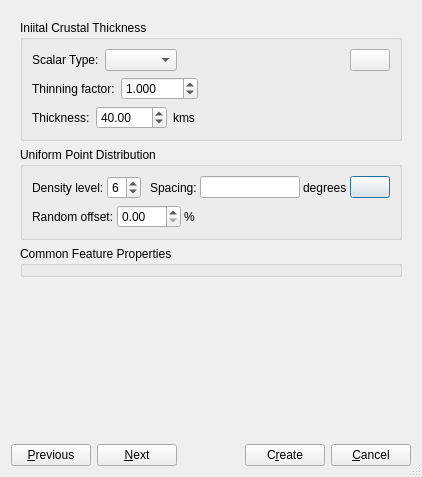
The window that src/qt-widgets/GenerateCrustalThicknessPointsDialogUi.ui (GPlates/GPlates) describes before a commit, drawn with Qt 5.
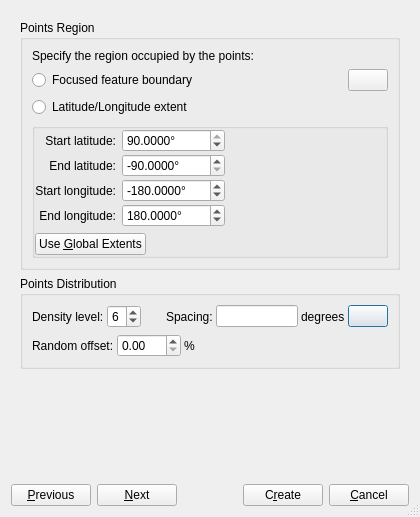
The same window after the commit. Icons and pictures are not drawn.

What changed in the file:
```diff
--- a/src/qt-widgets/GenerateCrustalThicknessPointsDialogUi.ui
+++ b/src/qt-widgets/GenerateCrustalThicknessPointsDialogUi.ui
@@ -6,8 +6,8 @@
    <rect>
     <x>0</x>
     <y>0</y>
-    <width>422</width>
-    <height>477</height>
+    <width>420</width>
+    <height>517</height>
    </rect>
   </property>
   <property name="windowTitle">
@@ -16,7 +16,7 @@
   <property name="sizeGripEnabled">
    <bool>true</bool>
   </property>
-  <layout class="QVBoxLayout" name="verticalLayout_3">
+  <layout class="QVBoxLayout" name="verticalLayout_5">
    <item>
     <widget class="QStackedWidget" name="stacked_widget">
      <property name="currentIndex">
@@ -27,7 +27,7 @@
        <item row="2" column="0">
         <widget class="QGroupBox" name="point_samples_group_box">
          <property name="title">
-          <string>Uniform Point Distribution</string>
+          <string>Points Distribution</string>
          </property>
          <layout class="QVBoxLayout" name="verticalLayout">
           <item>
@@ -81,7 +81,7 @@
             <item>
              <widget class="QLineEdit" name="point_density_spacing_line_edit">
               <property name="sizePolicy">
-               <sizepolicy hsizetype="Minimum" vsizetype="Fixed">
+               <sizepolicy hsizetype="Preferred" vsizetype="Fixed">
                 <horstretch>0</horstretch>
                 <verstretch>0</verstretch>
                </sizepolicy>
@@ -168,97 +168,324 @@
         </widget>
        </item>
        <item row="0" column="0">
+        <widget class="QGroupBox" name="points_region_group_box">
+         <property name="title">
+          <string>Points Region</string>
+         </property>
+         <layout class="QVBoxLayout" name="verticalLayout_3">
+          <item>
+           <widget class="QLabel" name="label_3">
+            <property name="text">
+             <string>Specify the region occupied by the points:</string>
+            </property>
+           </widget>
+          </item>
+          <item>
+           <layout class="QGridLayout" name="gridLayout_5">
+            <item row="1" column="0">
+             <widget class="QRadioButton" name="lat_lon_extent_radio_button">
+              <property name="text">
+               <string>Latitude/Longitude extent</string>
+              </property>
+             </widget>
+            </item>
+            <item row="0" column="0">
+             <widget class="QRadioButton" name="focused_feature_radio_button">
+              <property name="text">
+               <string>Focused feature boundary</string>
+              </property>
+             </widget>
+            </item>
+            <item row="0" column="2">
+             <widget class="QPushButton" name="push_button_help_points_region">
+              <property name="text">
+               <string/>
+              </property>
+              <property name="icon">
+               <iconset resource="../qt-resources/qt_widgets.qrc">
+                <normaloff>:/human_help_browser_16.png</normaloff>:/human_help_browser_16.png</iconset>
+              </property>
+             </widget>
+            </item>
+            <item row="0" column="1">
+             <spacer name="horizontalSpacer_5">
+              <property name="orientation">
+               <enum>Qt::Horizontal</enum>
+              </property>
+              <property name="sizeHint" stdset="0">
+               <size>
+                <width>40</width>
+                <height>20</height>
+               </size>
+              </property>
+             </spacer>
+            </item>
+           </layout>
+          </item>
+          <item>
+           <widget class="QGroupBox" name="points_region_lat_lon_group_box">
+            <layout class="QVBoxLayout" name="verticalLayout_4">
+             <property name="margin">
+              <number>0</number>
+             </property>
+             <item>
+              <layout class="QGridLayout" name="gridLayout_4">
+               <property name="verticalSpacing">
+                <number>2</number>
+               </property>
+               <item row="0" column="0">
+                <widget class="QLabel" name="top_label">
+                 <property name="sizePolicy">
+                  <sizepolicy hsizetype="Minimum" vsizetype="Preferred">
+                   <horstretch>0</horstretch>
+                   <verstretch>0</verstretch>
+                  </sizepolicy>
+                 </property>
+                 <property name="text">
+                  <string>Start latitude:</string>
+                 </property>
+                 <property name="alignment">
+                  <set>Qt::AlignRight|Qt::AlignTrailing|Qt::AlignVCenter</set>
+                 </property>
+                </widget>
+               </item>
+               <item row="0" column="1">
+                <widget class="QDoubleSpinBox" name="top_extents_spinbox">
+                 <property name="sizePolicy">
+                  <sizepolicy hsizetype="MinimumExpanding" vsizetype="Fixed">
+                   <horstretch>2</horstretch>
+                   <verstretch>0</verstretch>
+                  </sizepolicy>
+                 </property>
+                 <property name="suffix">
+                  <string>°</string>
+                 </property>
+                 <property name="decimals">
+                  <number>4</number>
+                 </property>
+                 <property name="minimum">
+                  <double>-90.000000000000000</double>
+                 </property>
+                 <property name="maximum">
+                  <double>90.000000000000000</double>
+                 </property>
+                 <property name="value">
+                  <double>90.000000000000000</double>
+                 </property>
+                </widget>
+               </item>
+               <item row="0" column="2">
+                <widget class="QWidget" name="filler_widget_1" native="true">
+                 <property name="sizePolicy">
+                  <sizepolicy hsizetype="Expanding" vsizetype="Preferred">
+                   <horstretch>3</horstretch>
+                   <verstretch>0</verstretch>
+                  </sizepolicy>
+                 </property>
+                </widget>
+               </item>
+               <item row="1" column="0">
+                <widget class="QLabel" name="bottom_label">
+                 <property name="sizePolicy">
+                  <sizepolicy hsizetype="Minimum" vsizetype="Preferred">
+                   <horstretch>0</horstretch>
+                   <verstretch>0</verstretch>
+                  </sizepolicy>
+                 </property>
+                 <property name="text">
+                  <string>End latitude:</string>
+                 </property>
+                 <property name="alignment">
+                  <set>Qt::AlignRight|Qt::AlignTrailing|Qt::AlignVCenter</set>
+                 </property>
+                </widget>
+               </item>
+               <item row="1" column="1">
+                <widget class="QDoubleSpinBox" name="bottom_extents_spinbox">
+                 <property name="sizePolicy">
+                  <sizepolicy hsizetype="MinimumExpanding" vsizetype="Fixed">
+                   <horstretch>2</horstretch>
+                   <verstretch>0</verstretch>
+                  </sizepolicy>
+                 </property>
+                 <property name="suffix">
+                  <string>°</string>
+                 </property>
+                 <property name="decimals">
+                  <number>4</number>
+                 </property>
+                 <property name="minimum">
+                  <double>-90.000000000000000</double>
+                 </property>
+                 <property name="maximum">
+                  <double>90.000000000000000</double>
+                 </property>
+                 <property name="value">
+                  <double>-90.000000000000000</double>
+                 </property>
+                </widget>
+               </item>
+               <item row="1" column="2">
+                <widget class="QWidget" name="filler_widget_2" native="true">
+                 <property name="sizePolicy">
+                  <sizepolicy hsizetype="Expanding" vsizetype="Preferred">
+                   <horstretch>3</horstretch>
+                   <verstretch>0</verstretch>
+                  </sizepolicy>
+                 </property>
+                </widget>
+               </item>
+               <item row="2" column="0">
+                <widget class="QLabel" name="left_label">
+                 <property name="sizePolicy">
+                  <sizepolicy hsizetype="Minimum" vsizetype="Preferred">
+                   <horstretch>0</horstretch>
+                   <verstretch>0</verstretch>
+                  </sizepolicy>
+                 </property>
+                 <property name="text">
+                  <string>Start longitude:</string>
+                 </property>
+                 <property name="alignment">
+                  <set>Qt::AlignRight|Qt::AlignTrailing|Qt::AlignVCenter</set>
+                 </property>
+                </widget>
+               </item>
+               <item row="2" column="1">
+                <widget class="QDoubleSpinBox" name="left_extents_spinbox">
+                 <property name="sizePolicy">
+                  <sizepolicy hsizetype="MinimumExpanding" vsizetype="Fixed">
+                   <horstretch>2</horstretch>
+                   <verstretch>0</verstretch>
+                  </sizepolicy>
+                 </property>
+                 <property name="suffix">
+                  <string>°</string>
+                 </property>
+                 <property name="decimals">
+                  <number>4</number>
+                 </property>
+                 <property name="minimum">
+                  <double>-360.000000000000000</double>
+                 </property>
+                 <property name="maximum">
+                  <double>360.000000000000000</double>
+                 </property>
+                 <property name="value">
+                  <double>-180.000000000000000</double>
+                 </property>
+                </widget>
+               </item>
+               <item row="2" column="2">
+                <widget class="QWidget" name="filler_widget_3" native="true">
+                 <property name="sizePolicy">
+                  <sizepolicy hsizetype="Expanding" vsizetype="Preferred">
+                   <horstretch>3</horstretch>
+                   <verstretch>0</verstretch>
+                  </sizepolicy>
+                 </property>
+                </widget>
+               </item>
+               <item row="3" column="0">
+                <widget class="QLabel" name="right_label">
+                 <property name="sizePolicy">
+                  <sizepolicy hsizetype="Minimum" vsizetype="Preferred">
+                   <horstretch>0</horstretch>
+                   <verstretch>0</verstretch>
+                  </sizepolicy>
+                 </property>
+                 <property name="text">
+                  <string>End longitude:</string>
+                 </property>
+                 <property name="alignment">
+                  <set>Qt::AlignRight|Qt::AlignTrailing|Qt::AlignVCenter</set>
+                 </property>
+                </widget>
+               </item>
+               <item row="3" column="1">
+                <widget class="QDoubleSpinBox" name="right_extents_spinbox">
+                 <property name="sizePolicy">
+                  <sizepolicy hsizetype="MinimumExpanding" vsizetype="Fixed">
+                   <horstretch>2</horstretch>
+                   <verstretch>0</verstretch>
+                  </sizepolicy>
+                 </property>
+                 <property name="suffix">
+                  <string>°</string>
+                 </property>
+                 <property name="decimals">
+                  <number>4</number>
+                 </property>
+                 <property name="minimum">
+                  <double>-360.000000000000000</double>
+                 </property>
+                 <property name="maximum">
+                  <double>360.000000000000000</double>
+                 </property>
+                 <property name="value">
+                  <double>180.000000000000000</double>
+                 </property>
+                </widget>
+               </item>
+               <item row="3" column="2">
+                <widget class="QWidget" name="filler_widget_4" native="true">
+                 <property name="sizePolicy">
+                  <sizepolicy hsizetype="Expanding" vsizetype="Preferred">
+                   <horstretch>3</horstretch>
+                   <verstretch>0</verstretch>
+                  </sizepolicy>
+                 </property>
+                </widget>
+               </item>
+              </layout>
+             </item>
+             <item>
+              <layout class="QHBoxLayout" name="horizontalLayout_4">
+               <item>
+                <widget class="QPushButton" name="use_global_extents_button">
+                 <property name="text">
+                  <string>Use &amp;Global Extents</string>
+                 </property>
+                 <property name="icon">
+                  <iconset resource="../qt-resources/qt_widgets.qrc">
+                   <normaloff>:/tango_undo_16.png</normaloff>:/tango_undo_16.png</iconset>
+                 </property>
+                 <property name="autoDefault">
+                  <bool>false</bool>
+                 </property>
+                </widget>
+               </item>
+               <item>
+                <spacer name="horizontalSpacer_4">
+                 <property name="orientation">
+                  <enum>Qt::Horizontal</enum>
+                 </property>
+                 <property name="sizeHint" stdset="0">
+                  <size>
+                   <width>40</width>
+                   <height>20</height>
+                  </size>
+                 </property>
+                </spacer>
+               </item>
+              </layout>
+             </item>
+            </layout>
+           </widget>
+          </item>
+         </layout>
+        </widget>
+       </item>
+      </layout>
+     </widget>
+     <widget class="QWidget" name="page_properties">
+      <layout class="QGridLayout" name="gridLayout">
+       <item row="0" column="0">
         <widget class="QGroupBox" name="crustal_thickness_group_box">
          <property name="title">
-          <string>Iniital Crustal Thickness</string>
+          <string>Initial Crustal Thickness</string>
          </property>
          <layout class="QVBoxLayout" name="verticalLayout_2">
-          <item>
-           <layout class="QHBoxLayout" name="horizontalLayout_4">
-            <item>
-             <widget class="QLabel" name="label_3">
-              <property name="text">
-               <string>Scalar Type:</string>
-              </property>
-             </widget>
-            </item>
-            <item>
-             <widget class="QComboBox" name="crustal_scalar_type_combobox"/>
-            </item>
-            <item>
-             <spacer name="horizontalSpacer_4">
-              <property name="orientation">
-               <enum>Qt::Horizontal</enum>
-              </property>
-              <property name="sizeHint" stdset="0">
-               <size>
-                <width>40</width>
-                <height>20</height>
-               </size>
-              </property>
-             </spacer>
-            </item>
-            <item>
-             <widget class="QPushButton" name="push_button_help_scalar_type">
-              <property name="text">
-               <string/>
-              </property>
-              <property name="icon">
-               <iconset resource="../qt-resources/qt_widgets.qrc">
-                <normaloff>:/human_help_browser_16.png</normaloff>:/human_help_browser_16.png</iconset>
-              </property>
-             </widget>
-            </item>
-           </layout>
-          </item>
-          <item>
-           <widget class="QWidget" name="crustal_thinning_factor_widget" native="true">
-            <layout class="QHBoxLayout" name="horizontalLayout_5">
-             <property name="margin">
-              <number>0</number>
-             </property>
-             <item>
-              <widget class="QLabel" name="label_5">
-               <property name="text">
-                <string>Thinning factor:</string>
-               </property>
-              </widget>
-             </item>
-             <item>
-              <widget class="QDoubleSpinBox" name="crustal_thinning_factor_spin_box">
-               <property name="decimals">
-                <number>3</number>
-               </property>
-               <property name="minimum">
-                <double>0.001000000000000</double>
-               </property>
-               <property name="maximum">
-                <double>1000.000000000000000</double>
-               </property>
-               <property name="singleStep">
-                <double>0.100000000000000</double>
-               </property>
-               <property name="value">
-                <double>1.000000000000000</double>
-               </property>
-              </widget>
-             </item>
-             <item>
-              <spacer name="horizontalSpacer_5">
-               <property name="orientation">
-                <enum>Qt::Horizontal</enum>
-               </property>
-               <property name="sizeHint" stdset="0">
-                <size>
-                 <width>40</width>
-                 <height>20</height>
-                </size>
-               </property>
-              </spacer>
-             </item>
-            </layout>
-           </widget>
-          </item>
           <item>
            <widget class="QWidget" name="crustal_thickness_widget" native="true">
             <layout class="QHBoxLayout" name="horizontalLayout_6">
@@ -291,7 +518,27 @@
              <item>
               <widget class="QLabel" name="label_4">
                <property name="text">
-                <string>kms</string>
+                <string>kms at</string>
+               </property>
+              </widget>
+             </item>
+             <item>
+              <widget class="QLineEdit" name="geometry_import_time_line_edit">
+               <property name="sizePolicy">
+                <sizepolicy hsizetype="Preferred" vsizetype="Fixed">
+                 <horstretch>0</horstretch>
+                 <verstretch>0</verstretch>
+                </sizepolicy>
+               </property>
+               <property name="readOnly">
+                <bool>true</bool>
+               </property>
+              </widget>
+             </item>
+             <item>
+              <widget class="QLabel" name="ma_label">
+               <property name="text">
+                <string>Ma</string>
                </property>
               </widget>
              </item>
@@ -308,13 +555,24 @@
                </property>
               </spacer>
              </item>
+             <item>
+              <widget class="QPushButton" name="push_button_help_scalar_type">
+               <property name="text">
+                <string/>
+               </property>
+               <property name="icon">
+                <iconset resource="../qt-resources/qt_widgets.qrc">
+                 <normaloff>:/human_help_browser_16.png</normaloff>:/human_help_browser_16.png</iconset>
+               </property>
+              </widget>
+             </item>
             </layout>
            </widget>
           </item>
          </layout>
         </widget>
        </item>
-       <item row="3" column="0">
+       <item row="1" column="0">
         <widget class="QGroupBox" name="common_feature_properties_group_box">
          <property name="title">
           <string>Common Feature Properties</string>
```
Left out of the diff: 2 changed lines with no effect on the pictures.
